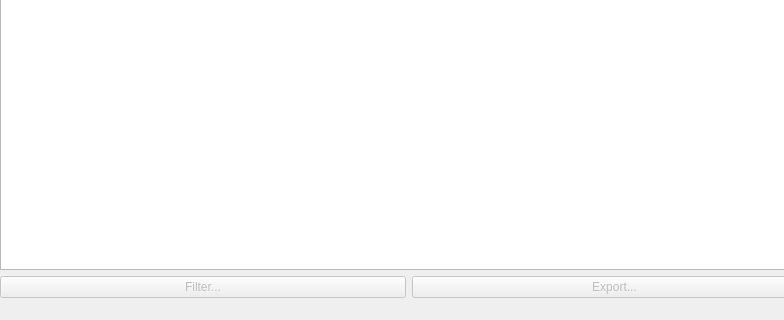
Before: the Qt Designer form src/bidsio/ui/forms/main_window.ui in CRNL-Eduwell/bidsio, drawn with Qt 5; both pictures show x 0 to 784 and y 480 to 800 of the 1200 by 800 pixel window.
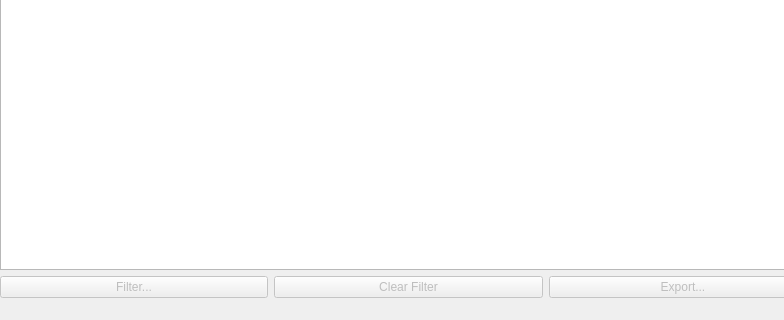
After: the same form once the commit is applied. Icons and pictures are not drawn.

What changed in the file:
```diff
--- a/src/bidsio/ui/forms/main_window.ui
+++ b/src/bidsio/ui/forms/main_window.ui
@@ -96,6 +96,20 @@
             </property>
            </widget>
           </item>
+          <item>
+           <widget class="QPushButton" name="clearFilterButton">
+            <property name="text">
+             <string>Clear Filter</string>
+            </property>
+            <property name="icon">
+             <iconset resource="../resources/resources.qrc">
+              <normaloff>:/icons/clear_icon.svg</normaloff>:/icons/clear_icon.svg</iconset>
+            </property>
+            <property name="enabled">
+             <bool>false</bool>
+            </property>
+           </widget>
+          </item>
           <item>
            <widget class="QPushButton" name="exportButton">
             <property name="text">
```
